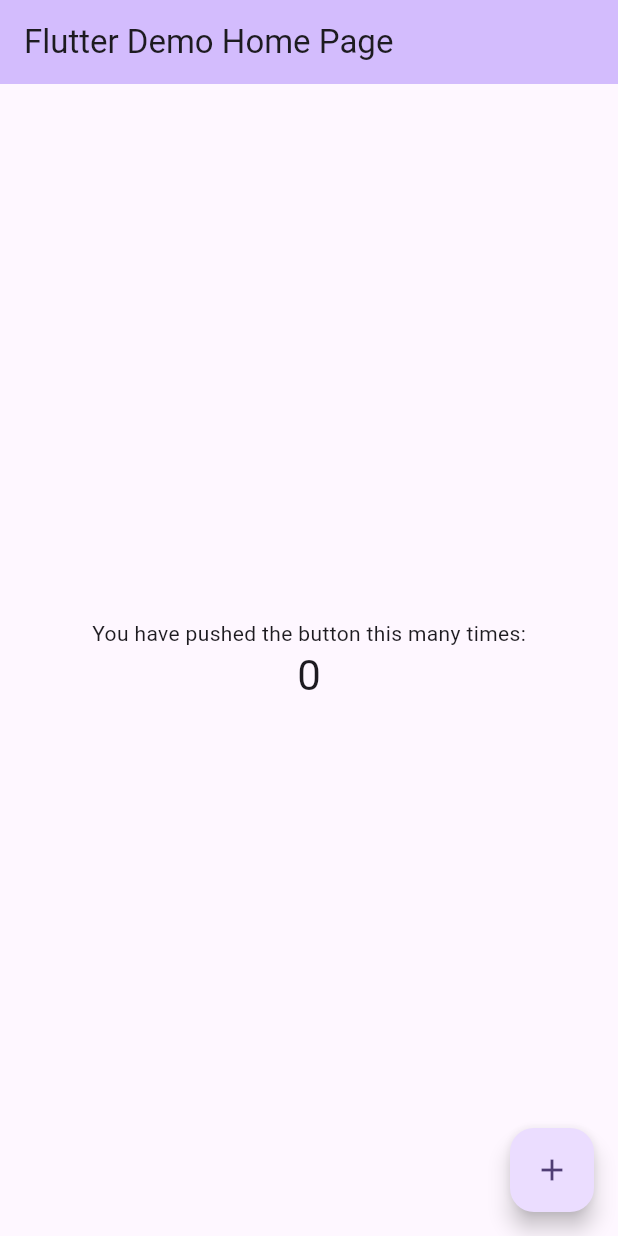
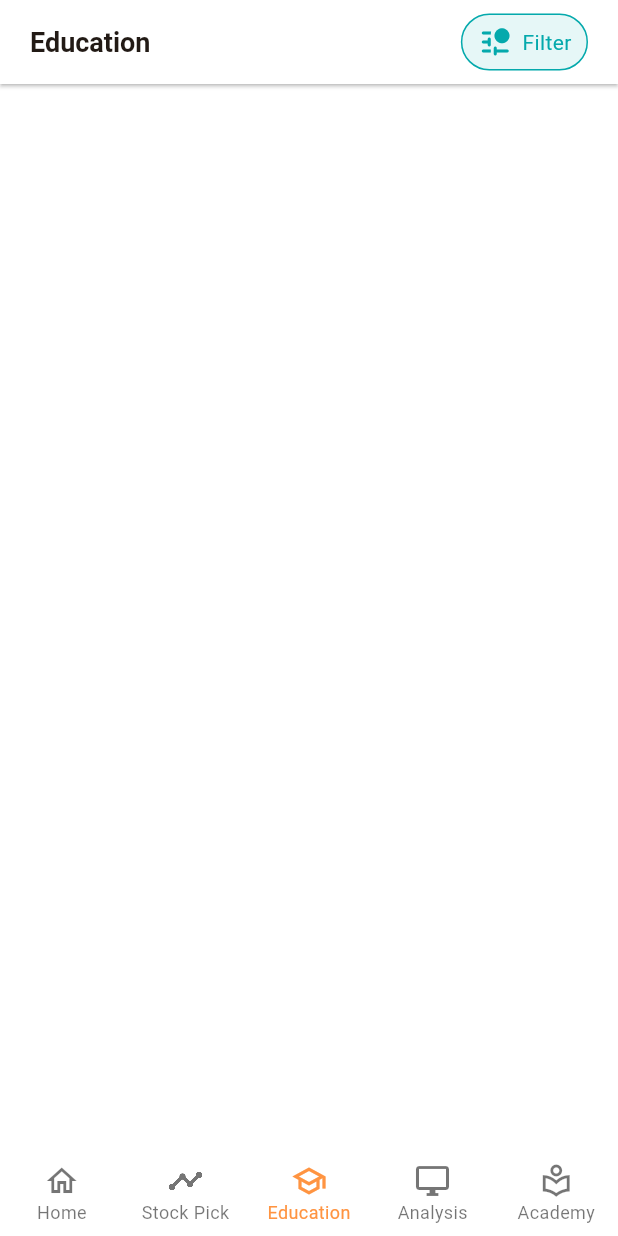
Before and after one commit to luthfiajiw/education-list, a Flutter app: the screen it shows after launch, on a phone screen of 412 x 824 dp. Run offline on Flutter 3.47's test engine with Material 3 defaults, Android fonts, the light colour scheme and no system bars.

Commit message:
appbar & bottom navbar

```diff
--- /dev/null
+++ b/lib/app.dart
@@ -0,0 +1,53 @@
+import 'package:education_list/config/theme/theme.dart';
+import 'package:education_list/features/education/presentation/views/education_view.dart';
+import 'package:flutter/material.dart';
+
+class MyApp extends StatelessWidget {
+  const MyApp({super.key});
+
+  // This widget is the root of your application.
+  @override
+  Widget build(BuildContext context) {
+    return MaterialApp(
+      title: 'Education List',
+      theme: MainTheme.buildTheme(),
+      home: const MainView(),
+    );
+  }
+}
+
+class MainView extends StatelessWidget {
+  const MainView({super.key});
+
+  @override
+  Widget build(BuildContext context) {
+    return Scaffold(
+      body: const EducationView(),
+      bottomNavigationBar: BottomNavigationBar(
+        currentIndex: 2,
+        items: const [
+          BottomNavigationBarItem(
+            icon: Icon(Icons.home_outlined),
+            label: "Home",
+          ),
+          BottomNavigationBarItem(
+            icon: Icon(Icons.timeline_rounded),
+            label: "Stock Pick",
+          ),
+          BottomNavigationBarItem(
+            icon: Icon(Icons.school_outlined),
+            label: "Education",
+          ),
+          BottomNavigationBarItem(
+            icon: Icon(Icons.desktop_windows_outlined),
+            label: "Analysis",
+          ),
+          BottomNavigationBarItem(
+            icon: Icon(Icons.local_library_outlined),
+            label: "Academy",
+          ),
+        ],
+      ),
+    );
+  }
+}
--- /dev/null
+++ b/lib/config/theme/palette.dart
@@ -0,0 +1,9 @@
+import 'package:flutter/material.dart';
+
+class Palette {
+  static Color mainText = const Color(0xFF333333);
+  static Color primary = const Color(0xFFFF9441);
+  static Color secondary = const Color(0xFF04A9AC);
+  static Color tertiary = const Color(0xFFE6F7F7);
+  static Color neutral = const Color(0xFFEEEEEE);
+}
--- /dev/null
+++ b/lib/config/theme/theme.dart
@@ -0,0 +1,34 @@
+import 'package:education_list/config/theme/palette.dart';
+import 'package:flutter/material.dart';
+
+class MainTheme {
+  static ThemeData buildTheme() {
+    return ThemeData(
+      scaffoldBackgroundColor: Colors.white,
+      appBarTheme: const AppBarTheme(
+        backgroundColor: Colors.white,
+        elevation: 1,
+        surfaceTintColor: Colors.transparent,
+        shadowColor: Colors.black,
+      ),
+      textTheme: const TextTheme().apply(
+        bodyColor: Palette.mainText,
+        displayColor: Palette.mainText
+      ),
+      bottomNavigationBarTheme: BottomNavigationBarThemeData(
+        type: BottomNavigationBarType.fixed,
+        backgroundColor: Colors.white,
+        selectedItemColor: Palette.primary,
+        selectedLabelStyle: const TextStyle(
+          fontSize: 12
+        ),
+        unselectedLabelStyle: const TextStyle(
+          fontSize: 12
+        ),
+        elevation: 0,
+      ),
+      colorScheme: ColorScheme.fromSeed(seedColor: Palette.primary),
+      useMaterial3: true,
+    );
+  }
+}
--- /dev/null
+++ b/lib/core/widgets/appbar.dart
@@ -0,0 +1,24 @@
+import 'package:flutter/material.dart';
+
+AppBar appbar({
+  required String title,
+  List<Widget>? actions,
+  PreferredSizeWidget? bottom
+}) {
+  return AppBar(
+    automaticallyImplyLeading: false,
+    leadingWidth: 0,
+    title: Padding(
+      padding: const EdgeInsets.only(left: 4.0),
+      child: Text(
+        title,
+        style: const TextStyle(
+          fontSize: 18,
+          fontWeight: FontWeight.w700
+        )
+      ),
+    ),
+    actions: actions,
+    bottom: bottom,
+  );
+}
--- /dev/null
+++ b/lib/core/widgets/button_filter.dart
@@ -0,0 +1,75 @@
+import 'package:education_list/config/theme/palette.dart';
+import 'package:flutter/material.dart';
+
+class ButtonFilter extends StatelessWidget {
+  final VoidCallback? onTap;
+  final bool? isActive;
+
+  const ButtonFilter({super.key,
+    this.onTap,
+    this.isActive = false
+  });
+
+  @override
+  Widget build(BuildContext context) {
+    return Material(
+      color: isActive! ? Palette.tertiary : null,
+      borderRadius: BorderRadius.circular(20),
+      child: InkWell(
+        onTap: onTap,
+        customBorder: RoundedRectangleBorder(
+          borderRadius: BorderRadius.circular(20)
+        ),
+        child: Container(
+          padding: const EdgeInsets.symmetric(
+            horizontal: 10,
+            vertical: 6
+          ),
+          decoration: BoxDecoration(
+            borderRadius: BorderRadius.circular(20),
+            border: isActive! ? Border.all(width: 1, color: Palette.secondary) : null
+          ),
+          child: Row(
+            children: [
+              Stack(
+                children: [
+                  Icon(
+                    Icons.tune_rounded,
+                    color: Palette.secondary,
+                    size: 24,
+                  ),
+                  Positioned(
+                    top: 0,
+                    right: 0,
+                    child: Visibility(
+                      visible: isActive!,
+                      child: Container(
+                        decoration: BoxDecoration(
+                          color: Palette.tertiary,
+                          borderRadius: BorderRadius.circular(6)
+                        ),
+                        child: Icon(
+                          Icons.fiber_manual_record,
+                          size: 15,
+                          color: Palette.secondary,
+                        ),
+                      ),
+                    ),
+                  ),
+                ],
+              ),
+              const SizedBox(width: 6,),
+              Text(
+                "Filter",
+                style: TextStyle(
+                  color: Palette.secondary,
+                  fontSize: 14
+                ),
+              )
+            ],
+          ),
+        ),
+      ),
+    );
+  }
+}
--- /dev/null
+++ b/lib/features/education/presentation/views/education_view.dart
@@ -0,0 +1,27 @@
+import 'package:education_list/core/widgets/appbar.dart';
+import 'package:education_list/core/widgets/button_filter.dart';
+import 'package:flutter/material.dart';
+
+class EducationView extends StatelessWidget {
+  const EducationView({super.key});
+
+  @override
+  Widget build(BuildContext context) {
+    return Scaffold(
+      appBar: appbar(
+        title: "Education",
+        actions: [
+          Padding(
+            padding: const EdgeInsets.only(right: 20.0),
+            child: ButtonFilter(
+              isActive: true,
+              onTap: () {},
+            ),
+          )
+        ]
+      ),
+      body: const Center(
+      ),
+    );
+  }
+}
--- a/lib/main.dart
+++ b/lib/main.dart
@@ -1,125 +1,6 @@
+import 'package:education_list/app.dart';
 import 'package:flutter/material.dart';
 
 void main() {
   runApp(const MyApp());
 }
-
-class MyApp extends StatelessWidget {
-  const MyApp({super.key});
-
-  // This widget is the root of your application.
-  @override
-  Widget build(BuildContext context) {
-    return MaterialApp(
-      title: 'Flutter Demo',
-      theme: ThemeData(
-        // This is the theme of your application.
-        //
-        // TRY THIS: Try running your application with "flutter run". You'll see
-        // the application has a purple toolbar. Then, without quitting the app,
-        // try changing the seedColor in the colorScheme below to Colors.green
-        // and then invoke "hot reload" (save your changes or press the "hot
-        // reload" button in a Flutter-supported IDE, or press "r" if you used
-        // the command line to start the app).
-        //
-        // Notice that the counter didn't reset back to zero; the application
-        // state is not lost during the reload. To reset the state, use hot
-        // restart instead.
-        //
-        // This works for code too, not just values: Most code changes can be
-        // tested with just a hot reload.
-        colorScheme: ColorScheme.fromSeed(seedColor: Colors.deepPurple),
-        useMaterial3: true,
-      ),
-      home: const MyHomePage(title: 'Flutter Demo Home Page'),
-    );
-  }
-}
-
-class MyHomePage extends StatefulWidget {
-  const MyHomePage({super.key, required this.title});
-
-  // This widget is the home page of your application. It is stateful, meaning
-  // that it has a State object (defined below) that contains fields that affect
-  // how it looks.
-
-  // This class is the configuration for the state. It holds the values (in this
-  // case the title) provided by the parent (in this case the App widget) and
-  // used by the build method of the State. Fields in a Widget subclass are
-  // always marked "final".
-
-  final String title;
-
-  @override
-  State<MyHomePage> createState() => _MyHomePageState();
-}
-
-class _MyHomePageState extends State<MyHomePage> {
-  int _counter = 0;
-
-  void _incrementCounter() {
-    setState(() {
-      // This call to setState tells the Flutter framework that something has
-      // changed in this State, which causes it to rerun the build method below
-      // so that the display can reflect the updated values. If we changed
-      // _counter without calling setState(), then the build method would not be
-      // called again, and so nothing would appear to happen.
-      _counter++;
-    });
-  }
-
-  @override
-  Widget build(BuildContext context) {
-    // This method is rerun every time setState is called, for instance as done
-    // by the _incrementCounter method above.
-    //
-    // The Flutter framework has been optimized to make rerunning build methods
-    // fast, so that you can just rebuild anything that needs updating rather
-    // than having to individually change instances of widgets.
-    return Scaffold(
-      appBar: AppBar(
-        // TRY THIS: Try changing the color here to a specific color (to
-        // Colors.amber, perhaps?) and trigger a hot reload to see the AppBar
-        // change color while the other colors stay the same.
-        backgroundColor: Theme.of(context).colorScheme.inversePrimary,
-        // Here we take the value from the MyHomePage object that was created by
-        // the App.build method, and use it to set our appbar title.
-        title: Text(widget.title),
-      ),
-      body: Center(
-        // Center is a layout widget. It takes a single child and positions it
-        // in the middle of the parent.
-        child: Column(
-          // Column is also a layout widget. It takes a list of children and
-          // arranges them vertically. By default, it sizes itself to fit its
-          // children horizontally, and tries to be as tall as its parent.
-          //
-          // Column has various properties to control how it sizes itself and
-          // how it positions its children. Here we use mainAxisAlignment to
-          // center the children vertically; the main axis here is the vertical
-          // axis because Columns are vertical (the cross axis would be
-          // horizontal).
-          //
-          // TRY THIS: Invoke "debug painting" (choose the "Toggle Debug Paint"
-          // action in the IDE, or press "p" in the console), to see the
-          // wireframe for each widget.
-          mainAxisAlignment: MainAxisAlignment.center,
-          children: <Widget>[
-            const Text(
-              'You have pushed the button this many times:',
-            ),
-            Text(
-              '$_counter',
-              style: Theme.of(context).textTheme.headlineMedium,
-            ),
-          ],
-        ),
-      ),
-      floatingActionButton: FloatingActionButton(
-        onPressed: _incrementCounter,
-        tooltip: 'Increment',
-        child: const Icon(Icons.add),
-      ), // This trailing comma makes auto-formatting nicer for build methods.
-    );
-  }
-}
```
